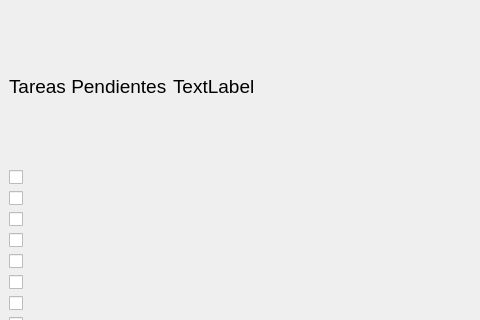
glimp-ly/To_Do_List_App, file mainwindow.ui: the form before one commit; both pictures show x 0 to 480 and y 0 to 320 of the 1238 by 630 pixel window.
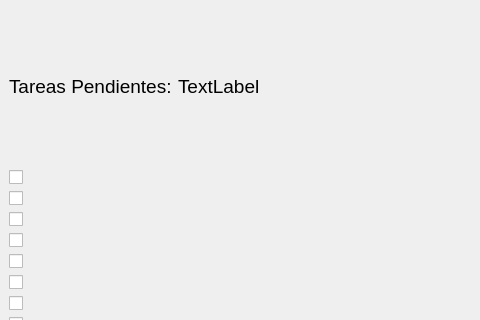
The form after the commit.

Commit message: Actualizacion en el estado de las tareas pendientes

```diff
--- a/mainwindow.ui
+++ b/mainwindow.ui
@@ -25,7 +25,7 @@
          </font>
         </property>
         <property name="text">
-         <string>Tareas Pendientes</string>
+         <string>Tareas Pendientes:</string>
         </property>
        </widget>
       </item>
```
The commit also changes 1 other file.
